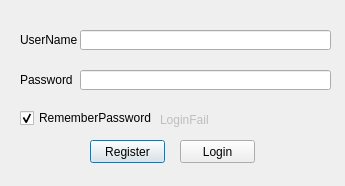
Above: obs/forms/OBSBasicLogin.ui from 5455945/obs-studio before the change. Below: the same form after it.
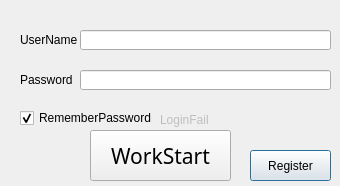
That is the form after the change. Icons and pictures are not drawn.

Commit message: #0006 功能完善 01 版本号修改为1.1.3 02 注册网址修改为 www.vathome.cn//index/register 03 默认配置文件名：VHOME,场景名 VHOME 04 登陆按钮变大，注册按钮到右下角 05 隐藏 升级 日志菜单 06 登陆设置菜单==>工作设置菜单 07 退出提示，obs ==> V@HOME

Diff of the .ui file:
```diff
--- a/obs/forms/OBSBasicLogin.ui
+++ b/obs/forms/OBSBasicLogin.ui
@@ -6,7 +6,7 @@
    <rect>
     <x>0</x>
     <y>0</y>
-    <width>345</width>
+    <width>340</width>
     <height>186</height>
    </rect>
   </property>
@@ -35,10 +35,10 @@
   <widget class="QPushButton" name="btnRegister">
    <property name="geometry">
     <rect>
-     <x>90</x>
-     <y>140</y>
-     <width>75</width>
-     <height>23</height>
+     <x>250</x>
+     <y>150</y>
+     <width>81</width>
+     <height>31</height>
     </rect>
    </property>
    <property name="text">
@@ -48,14 +48,20 @@
   <widget class="QPushButton" name="btnLogin">
    <property name="geometry">
     <rect>
-     <x>180</x>
-     <y>140</y>
-     <width>75</width>
-     <height>23</height>
+     <x>90</x>
+     <y>130</y>
+     <width>141</width>
+     <height>51</height>
     </rect>
    </property>
+   <property name="font">
+    <font>
+     <family>Adobe Arabic</family>
+     <pointsize>16</pointsize>
+    </font>
+   </property>
    <property name="text">
-    <string>Login</string>
+    <string>WorkStart</string>
    </property>
   </widget>
   <widget class="QLabel" name="lblUserName">
```
The commit also changes 4 other files.
